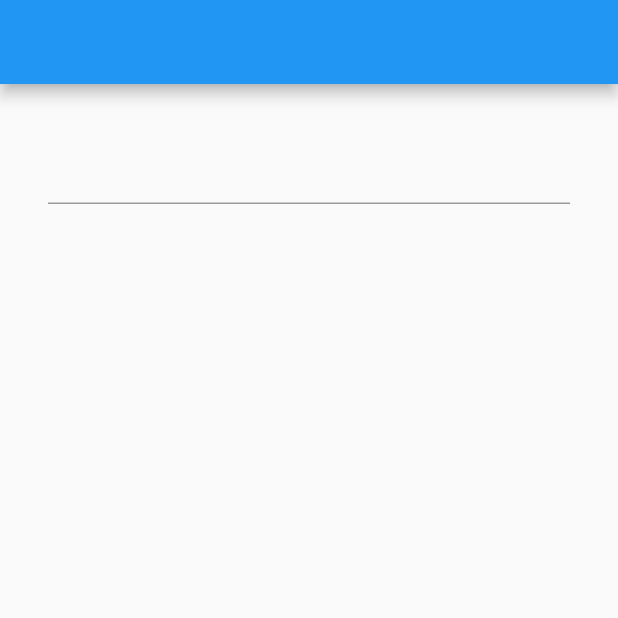
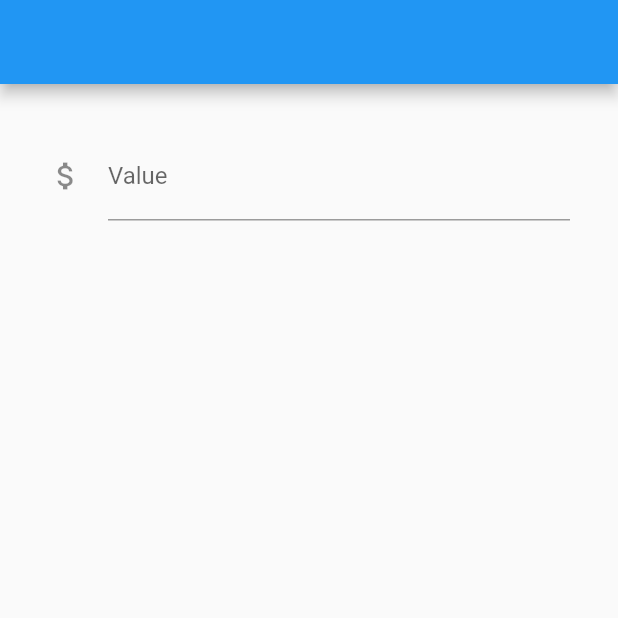
Before and after one commit to Gperez88/input_calculator, a Flutter app: the screen it shows after launch, on a phone screen of 412 x 824 dp, the top half of it. Run offline on Flutter 3.47's test engine with Material 2 defaults, Android fonts, the phone set to English and light mode, and no system bars.

Commit message:
Fixed textField input decoration.

```diff
--- a/example/lib/home_page.dart
+++ b/example/lib/home_page.dart
@@ -24,6 +24,10 @@ class _HomePageState extends State<HomePage> {
         padding: EdgeInsets.all(32.0),
         child: CalculatorTextField(
           initialValue: _value,
+          inputDecoration: InputDecoration(
+            labelText: 'Value',
+            icon: Icon(Icons.attach_money),
+          ),
           onSubmitted: (value) {
             this.value = value;
             print('value: $value');
--- a/lib/src/calculator_text_field.dart
+++ b/lib/src/calculator_text_field.dart
@@ -53,6 +53,7 @@ class _CalculatorTextFieldState extends State<CalculatorTextField> {
       style: widget.style,
       strutStyle: widget.strutStyle,
       textAlign: widget.textAlign,
+      decoration: widget.inputDecoration,
       onTap: () async {
         final resutl = await widget.showInputCalculator(context);
         setState(() {
--- a/lib/src/calculator_text_form_field.dart
+++ b/lib/src/calculator_text_form_field.dart
@@ -57,6 +57,7 @@ class _CalculatorTextFormFieldState extends State<CalculatorTextFormField> {
       strutStyle: widget.strutStyle,
       textAlign: widget.textAlign,
       validator: widget.validator,
+      decoration: widget.inputDecoration,
       onTap: () async {
         final resutl = await widget.showInputCalculator(context);
         setState(() {
--- a/pubspec.yaml
+++ b/pubspec.yaml
@@ -1,7 +1,6 @@
 name: input_calculator
 description: With Input Calculator you can add functionality of calculation in an TextField.
-version: 1.0.2
-author: Gabiel Pérez <perezgabriel89@gmail.com>
+version: 1.0.2+1
 homepage: https://github.com/Gperez88/input_calculator
 
 environment:
```
Also changed, not shown: example/pubspec.lock, 1 other file.
